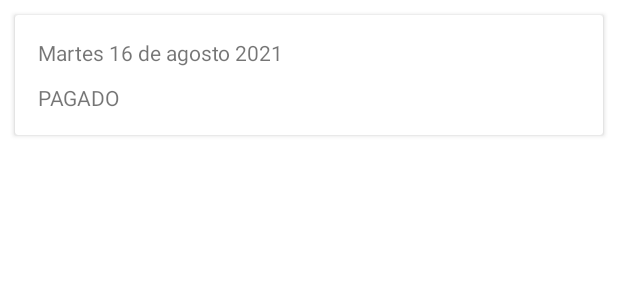
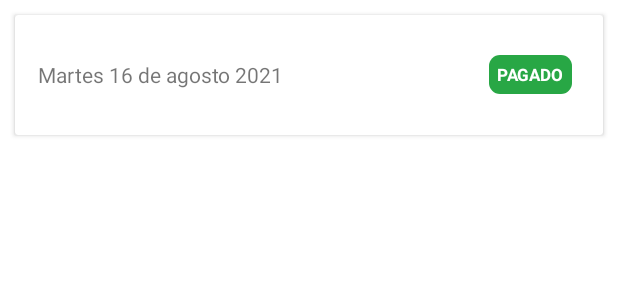
Before and after one commit to javierfm98/gymAndroid, an Android app: the layout recycler_subscription.xml on its own in the app's theme, with its tools: preview values and no code run, on a phone screen of 412 x 824 dp. Shown: the top 300 px of the screen. Run offline under Robolectric (Android 15) with nearby library versions, the phone set to English and light mode, and no system bars.

Commit message:
Change IP API, add click my reservations and change design my payments(subscriptions)

```diff
--- a/app/build.gradle
+++ b/app/build.gradle
@@ -57,6 +57,7 @@ dependencies {
     implementation 'androidx.navigation:navigation-fragment-ktx:2.3.5'
     implementation 'androidx.navigation:navigation-ui-ktx:2.3.5'
     implementation 'com.github.PhilJay:MPAndroidChart:v3.1.0'
+    implementation 'com.facebook.shimmer:shimmer:0.5.0'
 
 
     testImplementation 'junit:junit:4.+'
--- a/app/src/main/java/com/example/gym/activities/NavigationActivity.kt
+++ b/app/src/main/java/com/example/gym/activities/NavigationActivity.kt
@@ -131,7 +131,7 @@ class NavigationActivity : AppCompatActivity()  {
 
          val header: View = nav_view.getHeaderView(0)
          val fullName = preferences.getString("name" , "") + " " + preferences.getString("surname" , "")
-         val urlPhoto = "http://64.225.72.59/img/"+preferences.getString("photo" , "")
+         val urlPhoto = "http://192.168.1.110/gym/public/img/"+preferences.getString("photo" , "")
          header.textViewHeaderName.text = fullName
 
          Picasso.get()
--- a/app/src/main/java/com/example/gym/activities/ProfileActivity.kt
+++ b/app/src/main/java/com/example/gym/activities/ProfileActivity.kt
@@ -131,7 +131,7 @@ class ProfileActivity : AppCompatActivity() {
         val phone = preferences.getString("phone" , "")
         val username = preferences.getString("username" , "")
         val email = preferences.getString("email" , "")
-        val urlPhoto = "http://64.225.72.59/img/"+preferences.getString("photo" , "")
+        val urlPhoto = "http://192.168.1.110/gym/public/img/"+preferences.getString("photo" , "")
 
         textInputName.setText(name)
         textInputSurname.setText(surname)
--- a/app/src/main/java/com/example/gym/adapters/UserAdapter.kt
+++ b/app/src/main/java/com/example/gym/adapters/UserAdapter.kt
@@ -23,7 +23,7 @@ class UserAdapter (private val users: ArrayList<User>): RecyclerView.Adapter<Use
     class ViewHolder(itemView: View): RecyclerView.ViewHolder(itemView){
         fun bind(user: User) = with(itemView){
             val fullName = user.name + " " + user.surname
-            val urlPhoto = "http://64.225.72.59/img/"+user.photo.route
+            val urlPhoto = "http://192.168.1.110/gym/public/img/"+user.photo.route
 
             textViewFullName.text = fullName
 
--- a/app/src/main/java/com/example/gym/fragments/TrainingsFragment.kt
+++ b/app/src/main/java/com/example/gym/fragments/TrainingsFragment.kt
@@ -39,6 +39,7 @@ class TrainingsFragment : Fragment() {
     private val layoutManager by lazy { LinearLayoutManager(context) }
     private  var jwt: String? = ""
     private lateinit var contextView: Context
+
 
 
 
@@ -101,6 +102,7 @@ class TrainingsFragment : Fragment() {
 
 
     private fun getTrainings( date: String) {
+
         val call = apiService.getTrainings(date)
         call.enqueue(object: Callback<ArrayList<Training>> {
             override fun onResponse(call: Call<ArrayList<Training>>,response: Response<ArrayList<Training>>) {
@@ -154,7 +156,6 @@ class TrainingsFragment : Fragment() {
             }))
 
             recycler.adapter = adapter
-
 
     }
 
--- a/app/src/main/java/com/example/gym/io/ApiService.kt
+++ b/app/src/main/java/com/example/gym/io/ApiService.kt
@@ -104,7 +104,7 @@ interface ApiService {
 
 
     companion object Factory{
-        private const val BASE_URL ="http://64.225.72.59/api/"
+        private const val BASE_URL ="http://192.168.1.110/gym/public/api/"
 
         fun create(): ApiService {
 
--- a/app/src/main/res/drawable/border_radius.xml
+++ b/app/src/main/res/drawable/border_radius.xml
@@ -6,6 +6,7 @@
     <stroke
         android:width="1dp"
         android:color="@color/transparent">
+
     </stroke>
 
     <corners android:radius="7dp" />
--- /dev/null
+++ b/app/src/main/res/drawable/border_radius_subscriptions_green.xml
@@ -0,0 +1,10 @@
+<?xml version="1.0" encoding="utf-8"?>
+<shape xmlns:android="http://schemas.android.com/apk/res/android"
+    android:shape="rectangle">
+
+    <solid android:color="#28a745"/>
+
+    <corners
+        android:radius="7dp" />
+
+</shape>
--- a/app/src/main/res/layout/fragment_trainings.xml
+++ b/app/src/main/res/layout/fragment_trainings.xml
@@ -28,6 +28,7 @@
             android:layout_marginTop="8dp"
             tools:text="No hay entrenos disponibles" />
 
+
         <androidx.recyclerview.widget.RecyclerView
             android:id="@+id/recyclerView"
             android:layout_width="match_parent"
--- a/app/src/main/res/layout/recycler_subscription.xml
+++ b/app/src/main/res/layout/recycler_subscription.xml
@@ -16,21 +16,38 @@
         android:layout_width="match_parent"
         android:layout_height="match_parent"
         android:padding="10sp"
-        android:orientation="vertical">
+        android:gravity="center_vertical"
+        android:orientation="horizontal">
 
         <TextView
             android:id="@+id/textViewDaySubscription"
             android:layout_width="wrap_content"
             android:layout_height="wrap_content"
             android:padding="5sp"
+            android:layout_weight="2"
             tools:text="Martes 16 de agosto 2021"/>
 
-        <TextView
-            android:id="@+id/texViewStatus"
-            android:layout_width="wrap_content"
-            android:layout_height="wrap_content"
-            android:padding="5sp"
-            tools:text="PAGADO"/>
+        <LinearLayout
+            android:layout_width="0dp"
+            android:layout_height="match_parent"
+            android:orientation="vertical"
+            android:gravity="left|center_vertical"
+            android:layout_weight="1">
+
+            <TextView
+                android:id="@+id/textViewStatus"
+                android:layout_width="wrap_content"
+                android:layout_height="wrap_content"
+                android:padding="5sp"
+                android:textColor="#fff"
+                android:textStyle="bold"
+                android:textSize="11sp"
+                tools:text="PAGADO"
+                tools:background="@drawable/border_radius_subscriptions_green"/>
+
+        </LinearLayout>
+
+
 
 
     </LinearLayout>
--- a/app/src/main/res/values/colors.xml
+++ b/app/src/main/res/values/colors.xml
@@ -16,4 +16,5 @@
     <color name="white">#FFFFFFFF</color>
     <color name="transparent">#00ff0000</color>
     <color name="grey">#ececec</color>
+    <color name="shimmer">#dddddd</color>
 </resources>
```
Also changed, not shown: app/src/main/java/com/example/gym/adapters/ReservationAdapter.kt (+9 -3 lines), app/src/main/java/com/example/gym/adapters/SubscriptionAdapter.kt (+7 -4 lines), app/src/main/java/com/example/gym/fragments/ReservationFragment.kt (+14 -6 lines), app/src/main/java/com/example/gym/listeners/RecyclerReservationListener.kt (added, +7 -0 lines), app/src/main/res/drawable/border_radius_subscriptions_red.xml (added, +10 -0 lines), app/src/main/res/drawable/border_radius_subscriptions_yellow.xml (added, +10 -0 lines).
